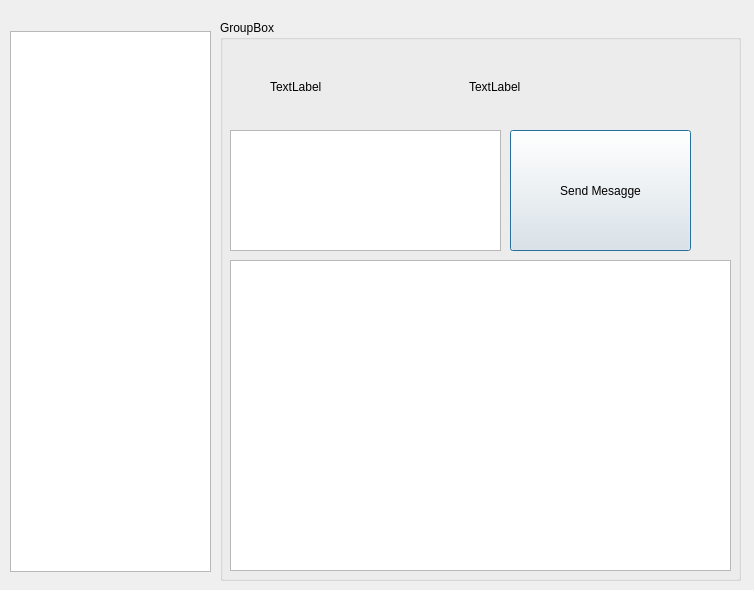
Before: the Qt Designer form code/modules/control-side/echo/echodialogue.ui in Al-Sah/RAT, drawn with Qt 5.
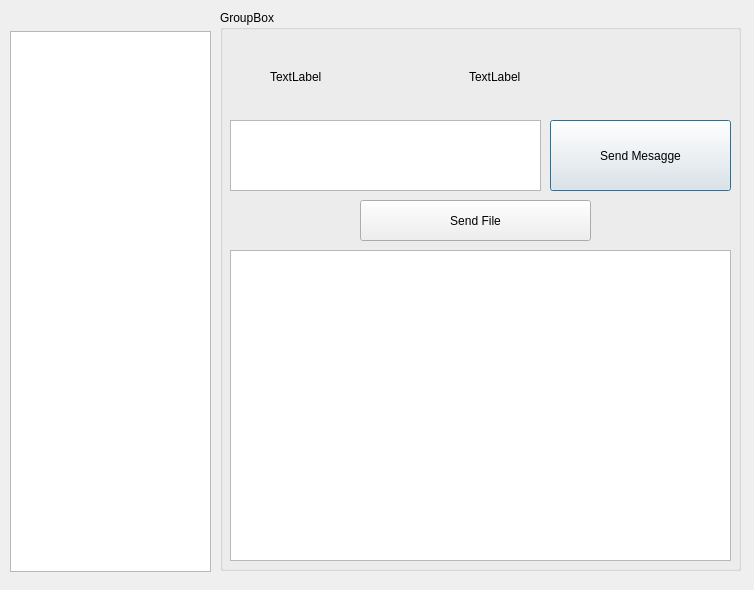
After: the same form once the commit is applied.

The edit to the form file:
```diff
--- a/code/modules/control-side/echo/echodialogue.ui
+++ b/code/modules/control-side/echo/echodialogue.ui
@@ -17,7 +17,7 @@
    <property name="geometry">
     <rect>
      <x>220</x>
-     <y>20</y>
+     <y>10</y>
      <width>521</width>
      <height>561</height>
     </rect>
@@ -30,18 +30,18 @@
      <rect>
       <x>10</x>
       <y>110</y>
-      <width>271</width>
-      <height>121</height>
+      <width>311</width>
+      <height>71</height>
      </rect>
     </property>
    </widget>
    <widget class="QPushButton" name="SendMesagge">
     <property name="geometry">
      <rect>
-      <x>290</x>
+      <x>330</x>
       <y>110</y>
       <width>181</width>
-      <height>121</height>
+      <height>71</height>
      </rect>
     </property>
     <property name="text">
@@ -58,7 +58,7 @@
      </rect>
     </property>
    </widget>
-   <widget class="QWidget" name="">
+   <widget class="QWidget" name="layoutWidget">
     <property name="geometry">
      <rect>
       <x>50</x>
@@ -84,6 +84,19 @@
      </item>
     </layout>
    </widget>
+   <widget class="QPushButton" name="SendFile">
+    <property name="geometry">
+     <rect>
+      <x>140</x>
+      <y>190</y>
+      <width>231</width>
+      <height>41</height>
+     </rect>
+    </property>
+    <property name="text">
+     <string>Send File</string>
+    </property>
+   </widget>
   </widget>
   <widget class="QListWidget" name="botsList">
    <property name="geometry">
```
